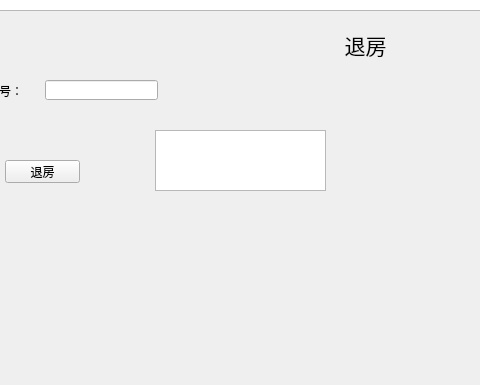
Above: Manager.ui from Ginsakura/TestQTManagerSystem before the change; both pictures show x 155 to 635 and y 270 to 655 of the 949 by 655 pixel window. Below: the same form after it.
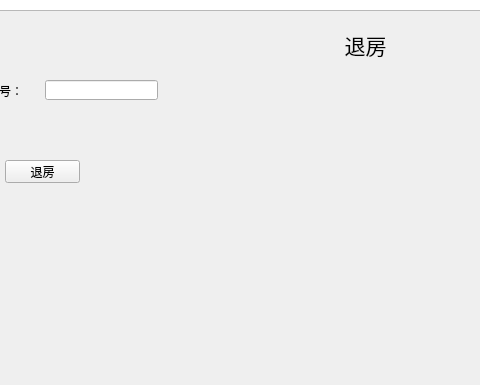
That is the form after the change. The open tabs and pages were chosen to show the change. Icons and pictures are not drawn.

Commit message: 退房模块

Patch:
```diff
--- a/Manager.ui
+++ b/Manager.ui
@@ -510,16 +510,6 @@
        <string>退房</string>
       </property>
      </widget>
-     <widget class="QTextBrowser" name="tuifang_money">
-      <property name="geometry">
-       <rect>
-        <x>210</x>
-        <y>120</y>
-        <width>171</width>
-        <height>61</height>
-       </rect>
-      </property>
-     </widget>
     </widget>
     <widget class="QWidget" name="shijian">
      <widget class="QPushButton" name="incident_view">
```
Left out of the diff: 7 changed lines with no effect on the pictures. The commit also changes 1 other file.
